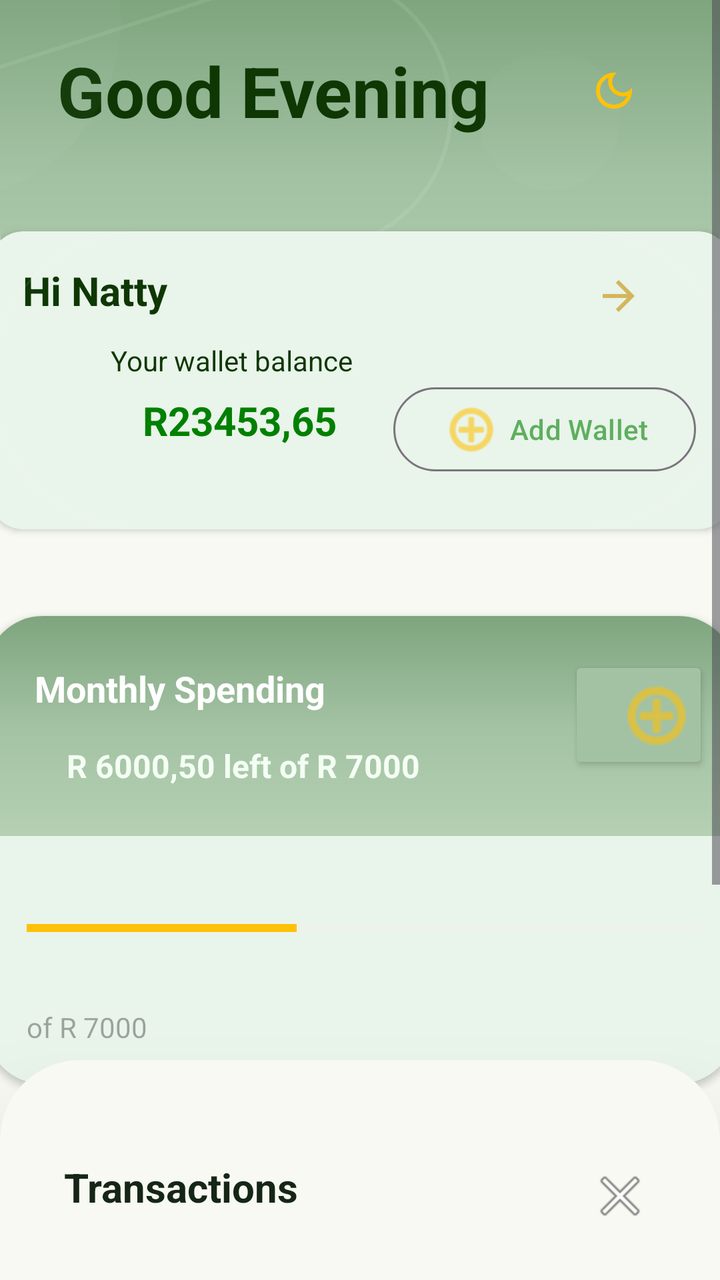
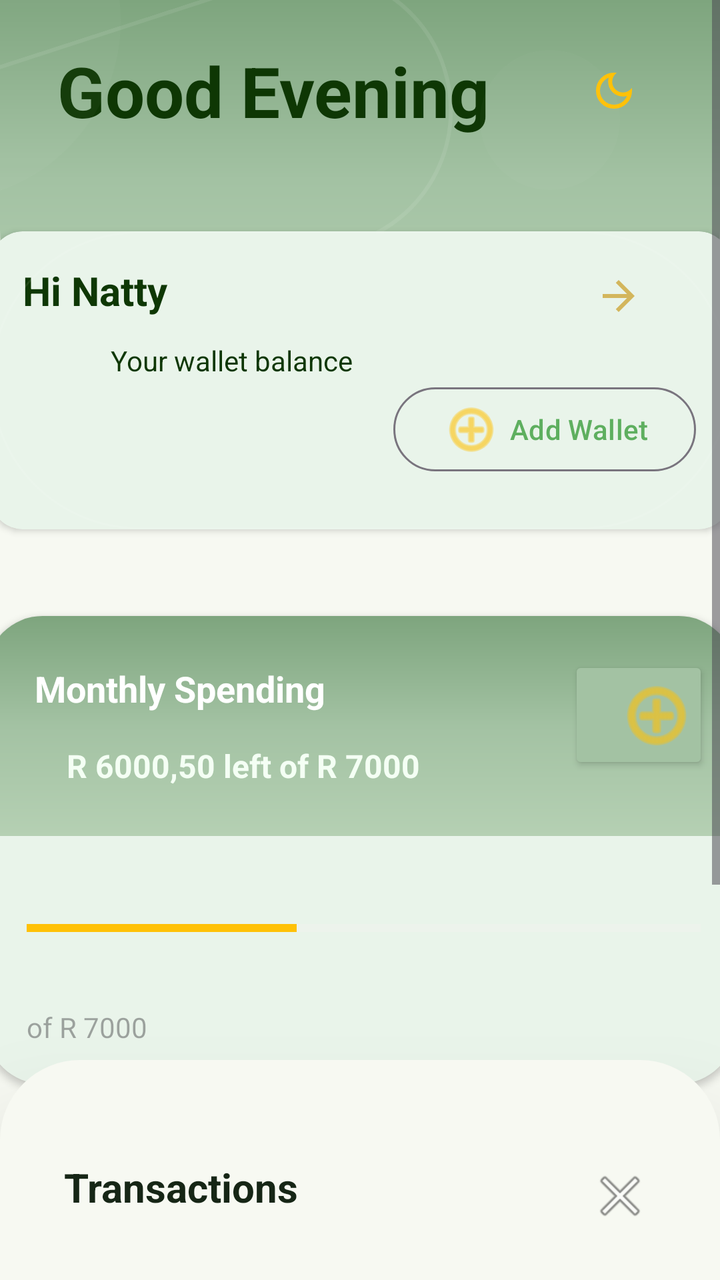

The first picture is an Android layout as it rendered before a commit; the second is the same layout after the commit. The layout source and the unified diff follow.
<!-- AndroidManifest.xml: application theme Theme.PROG7313_sem1_part2 -->
<!-- res/layout/fragment_home.xml -->
<?xml version="1.0" encoding="utf-8"?>
<androidx.coordinatorlayout.widget.CoordinatorLayout xmlns:android="http://schemas.android.com/apk/res/android"
    xmlns:app="http://schemas.android.com/apk/res-auto"
    xmlns:tools="http://schemas.android.com/tools"
    android:layout_width="match_parent"
    android:layout_height="wrap_content"
    android:layout_gravity="center"
    android:background="?android:attr/colorBackground"
    tools:context=".home">
    
    <ScrollView
        android:layout_width="match_parent"
        android:layout_height="match_parent"
        android:fillViewport="true">

        <androidx.constraintlayout.widget.ConstraintLayout
            android:id="@+id/cl_main_welcome"
            android:layout_width="match_parent"
            android:layout_height="wrap_content">

            
            <FrameLayout
                android:id="@+id/v_header_green"
                android:layout_width="0dp"
                android:layout_height="180dp"
                android:background="@drawable/custom_rectangle"

                app:layout_constraintEnd_toEndOf="parent"
                app:layout_constraintStart_toStartOf="parent"
                app:layout_constraintTop_toTopOf="parent">

                <LinearLayout
                    android:layout_width="match_parent"
                    android:layout_height="wrap_content"
                    android:layout_marginStart="20dp"
                    android:layout_marginTop="22dp"
                    android:layout_marginEnd="20dp"
                    android:gravity="center_vertical"
                    android:orientation="horizontal">

                    <LinearLayout
                        android:layout_width="0dp"
                        android:layout_height="wrap_content"
                        android:layout_weight="1"
                        android:orientation="vertical">

                        <TextView
                            android:layout_width="wrap_content"
                            android:layout_height="wrap_content"
                            android:text=" Good Evening"
                            android:textColor="?attr/colorOnSurface"
                            android:textSize="35sp"
                            android:textStyle="bold" />


                    </LinearLayout>

                    <ImageButton
                        android:id="@+id/themeBtn"
                        android:layout_width="66dp"
                        android:layout_height="match_parent"

                        android:backgroundTint="#00FFFFFF"
                        android:padding="10dp"
                        android:src="@drawable/ic_dark_mode"
                        app:tint="#FFC107" />
                </LinearLayout>


                <View
                    android:layout_width="180dp"
                    android:layout_height="180dp"
                    android:layout_marginStart="-120dp"
                    android:layout_marginTop="-80dp"
                    android:alpha="0.03"
                    android:background="@drawable/bg_translucent_circle" />

                <View
                    android:layout_width="300dp"
                    android:layout_height="140dp"

                    android:layout_marginStart="-70dp"
                    android:layout_marginTop="10dp"
                    android:background="@drawable/bg_wave"
                    android:rotation="-18" />

                <View
                    android:layout_width="70dp"
                    android:layout_height="70dp"
                    android:layout_gravity="end"
                    android:layout_marginTop="25dp"
                    android:layout_marginEnd="50dp"
                    android:alpha="0.02"
                    android:background="@drawable/bg_translucent_circle" />

            </FrameLayout>


            

            

            

            

            <androidx.cardview.widget.CardView
                android:id="@+id/cv_wallet_balance"
                android:layout_width="370dp"
                android:layout_height="149dp"
                android:elevation="20dp"
                android:foreground="@drawable/bg_soft_border"
                android:translationY="100dp"
                app:cardBackgroundColor="?attr/colorSurface"
                app:cardCornerRadius="16dp"

                app:layout_constraintBottom_toBottomOf="@+id/v_header_green"
                app:layout_constraintEnd_toEndOf="parent"
                app:layout_constraintStart_toStartOf="parent"
                app:layout_constraintTop_toTopOf="parent">


                <androidx.constraintlayout.widget.ConstraintLayout
                    android:layout_width="match_parent"
                    android:layout_height="match_parent">

                    <TextView
                        android:id="@+id/tv_wallet_balance_label"
                        android:layout_width="146dp"
                        android:layout_height="19dp"
                        android:layout_marginStart="60dp"
                        android:layout_marginTop="55dp"
                        android:text="Your wallet balance"
                        android:textColor="#0E3704"
                        android:textSize="14sp"
                        app:layout_constraintStart_toStartOf="parent"
                        app:layout_constraintTop_toTopOf="parent" />

                    <com.google.android.material.button.MaterialButton
                        android:id="@+id/btn_add_wallet"
                        style="@style/Widget.Material3.Button.OutlinedButton"
                        android:layout_width="wrap_content"
                        android:layout_height="wrap_content"
                        android:layout_marginStart="206dp"
                        android:layout_marginTop="74dp"
                        android:layout_marginEnd="22dp"
                        android:text="Add Wallet"
                        android:textColor="#98008000"
                        android:textColorLink="#FF9800"
                        app:icon="@android:drawable/ic_menu_add"
                        app:iconPadding="4dp"
                        app:iconSize="30dp"
                        app:iconTint="#FFC107"
                        app:layout_constraintEnd_toEndOf="parent"
                        app:layout_constraintStart_toStartOf="parent"
                        app:layout_constraintTop_toTopOf="parent" />

                    <TextView
                        android:id="@+id/tv_wallet_amount"
                        android:layout_width="wrap_content"
                        android:layout_height="wrap_content"
                        android:layout_marginStart="76dp"
                        android:layout_marginTop="81dp"
                        android:text="R23453,65"
                        android:textColor="#008000"
                        android:textSize="20sp"
                        android:textStyle="bold"
                        app:layout_constraintStart_toStartOf="parent"
                        app:layout_constraintTop_toTopOf="parent" />

                    <TextView
                        android:id="@+id/tv_welcome_name"
                        android:layout_width="144dp"
                        android:layout_height="28dp"
                        android:layout_marginStart="16dp"
                        android:layout_marginTop="16dp"
                        android:text="Hi Natty"
                        android:textColor="?attr/colorOnSurface"
                        android:textSize="20sp"
                        android:textStyle="bold"
                        app:layout_constraintStart_toStartOf="parent"
                        app:layout_constraintTop_toTopOf="parent" />

                    <ImageButton
                        android:id="@+id/ib_arrow_forward"
                        android:layout_width="80dp"
                        android:layout_height="80dp"
                        android:layout_marginTop="16dp"
                        android:layout_marginEnd="16dp"
                        android:layout_marginBottom="101dp"
                        android:background="?attr/selectableItemBackground"
                        android:src="@drawable/ic_arrow_foward"
                        app:layout_constraintBottom_toBottomOf="parent"
                        app:layout_constraintEnd_toEndOf="parent"
                        app:layout_constraintTop_toTopOf="parent"
                        app:tint="#D3B65C" />

                </androidx.constraintlayout.widget.ConstraintLayout>
            </androidx.cardview.widget.CardView>

            

            

            <androidx.cardview.widget.CardView
                android:id="@+id/cv_monthly_budget"
                android:layout_width="374dp"
                android:layout_height="234dp"
                android:layout_marginStart="20dp"
                android:layout_marginTop="60dp"
                android:layout_marginEnd="20dp"
                android:elevation="12dp"
                app:cardBackgroundColor="@android:color/transparent"
                app:cardCornerRadius="28dp"

                app:layout_constraintBottom_toTopOf="@+id/cv_weekly_goal"
                app:layout_constraintEnd_toEndOf="parent"
                app:layout_constraintStart_toStartOf="parent"
                app:layout_constraintTop_toBottomOf="@id/cv_wallet_balance">

                <LinearLayout
                    android:layout_width="381dp"
                    android:layout_height="250dp"
                    android:orientation="vertical">


                    


                    

                    <androidx.constraintlayout.widget.ConstraintLayout
                        android:layout_width="match_parent"
                        android:layout_height="110dp"
                        android:background="@drawable/custome_rectangle">


                        <TextView
                            android:id="@+id/tv_monthly_budget_title"
                            android:layout_width="271dp"
                            android:layout_height="32dp"

                            android:layout_margin="24dp"
                            android:layout_marginStart="40dp"
                            android:layout_marginTop="36dp"
                            android:text="Monthly Spending"
                            android:textColor="@android:color/white"
                            android:textSize="18sp"
                            android:textStyle="bold"
                            app:layout_constraintStart_toStartOf="parent"
                            app:layout_constraintTop_toTopOf="parent" />

                        <TextView
                            android:id="@+id/tv_monthly_budget_left"
                            android:layout_width="wrap_content"
                            android:layout_height="wrap_content"
                            android:layout_marginStart="40dp"
                            android:layout_marginTop="8dp"
                            android:text="R 6000,50 left of R 7000"
                            android:textColor="#F4FFF4"
                            android:textSize="16dp"
                            android:textStyle="bold"
                            app:layout_constraintStart_toStartOf="parent"
                            app:layout_constraintTop_toBottomOf="@id/tv_monthly_budget_title" />

                        <FrameLayout
                            android:layout_width="70dp"
                            android:layout_height="59dp"
                            android:layout_marginTop="20dp"
                            android:layout_marginEnd="20dp"
                            android:background="@android:color/transparent"
                            app:layout_constraintEnd_toEndOf="parent"
                            app:layout_constraintTop_toTopOf="parent">

                            <com.google.android.material.button.MaterialButton
                                android:id="@+id/btn_add_budget"
                                style="@style/Widget.AppCompat.Button"
                                android:layout_width="match_parent"
                                android:layout_height="match_parent"
                                android:layout_gravity="start|center_horizontal|fill_vertical"
                                android:textColor="#162616"
                                android:textColorLink="#FF9800"
                                app:icon="@android:drawable/ic_menu_add"
                                app:iconPadding="4dp"
                                app:iconSize="40dp"
                                app:iconTint="#FFC107" />
                        </FrameLayout>

                    </androidx.constraintlayout.widget.ConstraintLayout>

                    <LinearLayout
                        android:layout_width="match_parent"
                        android:layout_height="128dp"
                        android:background="?attr/colorSurface"
                        android:orientation="vertical"
                        android:padding="20dp">

                        <ProgressBar
                            android:id="@+id/pb_monthly_budget"
                            style="@style/Widget.AppCompat.ProgressBar.Horizontal"
                            android:layout_width="337dp"
                            android:layout_height="52dp"
                            android:max="100"
                            android:progress="40"
                            android:progressBackgroundTint="#F8EEEE"
                            android:progressTint="#FFC107" />

                        <TextView
                            android:id="@+id/tv_monthly_budget_of"
                            android:layout_width="wrap_content"
                            android:layout_height="wrap_content"
                            android:layout_marginTop="14dp"
                            android:hint="of R 7000"
                            android:textColor="?attr/colorOnSurface" />

                    </LinearLayout>
                </LinearLayout>
            </androidx.cardview.widget.CardView>


            
            <androidx.cardview.widget.CardView
                android:id="@+id/cv_weekly_goal"
                android:layout_width="375dp"
                android:layout_height="106dp"

                android:layout_marginTop="625dp"
                android:layout_marginBottom="195dp"
                android:clickable="true"
                android:elevation="16dp"
                android:focusable="true"
                app:cardBackgroundColor="@android:color/transparent"
                app:cardCornerRadius="16dp"
                app:layout_constraintBottom_toBottomOf="parent"
                app:layout_constraintEnd_toEndOf="parent"
                app:layout_constraintStart_toStartOf="parent"
                app:layout_constraintTop_toTopOf="parent">

                <androidx.constraintlayout.widget.ConstraintLayout
                    android:layout_width="match_parent"
                    android:layout_height="match_parent"
                    android:background="?attr/colorSurface">

                    <com.google.android.material.button.MaterialButton
                        android:id="@+id/btn_set_goal"
                        style="@style/Widget.Material3.Button.OutlinedButton"
                        android:layout_width="168dp"
                        android:layout_height="40dp"
                        android:layout_marginStart="52dp"
                        android:layout_marginTop="52dp"
                        android:layout_marginBottom="7dp"
                        android:text="Set Goal"
                        android:textColor="#162616"
                        android:textColorLink="#FF9800"
                        app:icon="@android:drawable/ic_menu_add"
                        app:iconPadding="4dp"
                        app:iconSize="30dp"
                        app:iconTint="#FFC107"
                        app:layout_constraintBottom_toBottomOf="parent"
                        app:layout_constraintStart_toStartOf="parent"
                        app:layout_constraintTop_toTopOf="parent" />

                    <ProgressBar
                        android:id="@+id/pb_weekly_goal"
                        style="@style/Widget.AppCompat.ProgressBar.Horizontal"
                        android:layout_width="228dp"
                        android:layout_height="34dp"
                        android:layout_marginStart="64dp"
                        android:layout_marginTop="72dp"
                        android:max="100"
                        android:progress="60"
                        android:progressBackgroundTint="#F8EEEE"
                        android:progressTint="#FFC107"
                        app:layout_constraintStart_toStartOf="parent"
                        app:layout_constraintTop_toTopOf="parent" />

                    <TextView
                        android:id="@+id/tv_weekly_goal_title"
                        android:layout_width="154dp"
                        android:layout_height="40dp"
                        android:layout_marginStart="42dp"
                        android:layout_marginTop="24dp"
                        android:layout_marginEnd="167dp"
                        android:text="Weekly Goal"
                        android:textColor="#162616"
                        android:textSize="14sp"
                        android:textStyle="bold"
                        app:layout_constraintEnd_toEndOf="parent"
                        app:layout_constraintHorizontal_bias="0.0"
                        app:layout_constraintStart_toStartOf="parent"
                        app:layout_constraintTop_toTopOf="parent" />

                    <TextView
                        android:id="@+id/tv_weekly_goal_left"
                        android:layout_width="wrap_content"
                        android:layout_height="wrap_content"
                        android:layout_marginStart="256dp"
                        android:layout_marginTop="16dp"
                        android:layout_marginEnd="34dp"
                        android:text="R 6000,50 left"
                        android:textColor="#162616"
                        android:textStyle="bold"
                        app:layout_constraintEnd_toEndOf="parent"
                        app:layout_constraintStart_toStartOf="parent"
                        app:layout_constraintTop_toTopOf="parent" />

                    <TextView
                        android:id="@+id/tv_weekly_goal_of"
                        android:layout_width="wrap_content"
                        android:layout_height="wrap_content"
                        android:layout_marginStart="273dp"
                        android:layout_marginTop="54dp"
                        android:hint="of R 7000"
                        android:textColor="#F2EFE4"

                        app:layout_constraintStart_toStartOf="parent"
                        app:layout_constraintTop_toTopOf="parent" />

                </androidx.constraintlayout.widget.ConstraintLayout>
            </androidx.cardview.widget.CardView>

            <com.google.android.material.button.MaterialButton
                android:id="@+id/btn_add_transaction"
                style="@style/Widget.Material3.Button.OutlinedButton"
                android:layout_width="250dp"
                android:layout_height="63dp"
                android:layout_marginTop="20dp"
                android:text="ADD TRANSACTION"
                android:textAllCaps="true"
                android:textColor="#008000"
                android:textSize="16sp"
                app:icon="@android:drawable/ic_menu_add"
                app:iconPadding="8dp"
                app:iconSize="24dp"
                app:iconTint="#008000"
                app:layout_constraintEnd_toEndOf="parent"
                app:layout_constraintStart_toStartOf="parent"
                app:layout_constraintTop_toBottomOf="@+id/cv_weekly_goal"
                app:strokeColor="#008000"
                app:strokeWidth="1dp" />

        </androidx.constraintlayout.widget.ConstraintLayout>


    </ScrollView>


    

    <LinearLayout
        android:id="@+id/bottom_sheet"
        android:layout_width="match_parent"
        android:layout_height="match_parent"
        android:background="@drawable/bottom_sheet_background"
        android:elevation="30dp"
        android:orientation="vertical"
        app:behavior_fitToContents="true"
        app:behavior_peekHeight="110dp"


        app:layout_behavior="com.google.android.material.bottomsheet.BottomSheetBehavior">

        
        <View

            android:layout_width="60dp"
            android:layout_height="6dp"
            android:layout_gravity="center"
            android:layout_marginTop="12dp" />

        
        
        <RelativeLayout
            android:layout_width="match_parent"
            android:layout_height="wrap_content"
            android:padding="16dp">

            <TextView
                android:layout_width="wrap_content"
                android:layout_height="wrap_content"
                android:text="Transactions"
                android:textColor="#162616"
                android:textSize="20sp"
                android:textStyle="bold" />

            <ImageButton
                android:id="@+id/btnCloseSheet"
                android:layout_width="36dp"
                android:layout_height="36dp"
                android:layout_alignParentEnd="true"
                android:background="@android:color/transparent"
                android:src="@android:drawable/ic_menu_close_clear_cancel" />
        </RelativeLayout>
        
        <FrameLayout
            android:id="@+id/transaction_container"
            android:layout_width="match_parent"
            android:layout_height="match_parent" />

    </LinearLayout>
</androidx.coordinatorlayout.widget.CoordinatorLayout>
<!-- resources referenced by this layout -->
<resources>
  <!-- drawable bg_soft_border (drawable) -->
  <?xml version="1.0" encoding="utf-8"?>
  <shape xmlns:android="http://schemas.android.com/apk/res/android">
  <stroke
      android:width="1dp"
      android:color="#15FFFFFF"/>
      <corners android:radius="100dp"/>
  </shape>
  <!-- drawable bg_translucent_circle (drawable) -->
  <?xml version="1.0" encoding="utf-8"?>
  <shape xmlns:android="http://schemas.android.com/apk/res/android">
  <solid android:color="#FFFFFF"/>
      <corners android:radius="500dp"/>
  </shape>
  <!-- drawable bg_wave (drawable) -->
  <?xml version="1.0" encoding="utf-8"?>
  <shape xmlns:android="http://schemas.android.com/apk/res/android">
  <stroke
      android:width="2dp"
      android:color="#15FFFFFF"/>
  
      <corners android:radius="300dp"/>
  
      <solid
          android:color="@android:color/transparent"/>
  </shape>
  <!-- drawable bottom_sheet_background (drawable) -->
  <?xml version="1.0" encoding="utf-8"?>
  <shape xmlns:android="http://schemas.android.com/apk/res/android">
  <solid android:color="#F7F9F2"/>
      <corners
  
          android:topLeftRadius="40dp"
          android:topRightRadius="40dp"/>
  
      <padding
          android:left="16dp"
          android:top="16dp"
          android:right="16dp"
          android:bottom="16dp"/>
  </shape>
  <!-- drawable custom_rectangle (drawable) -->
  <?xml version="1.0" encoding="utf-8"?>
  <shape xmlns:android="http://schemas.android.com/apk/res/android">
  <gradient
      android:startColor="#B5D0B3"
      android:centerColor="#A3C2A3"
      android:endColor="#7EA57E"
      android:angle="90"/>
      <corners
          android:bottomLeftRadius="65dp"
          android:bottomRightRadius="65dp" />
  </shape>
  <!-- drawable custome_rectangle (drawable) -->
  <shape xmlns:android="http://schemas.android.com/apk/res/android">
  
      <corners
          android:topLeftRadius="24dp"
          android:topRightRadius="24dp" />
  
      <gradient
          android:startColor="#B5D0B3"
          android:centerColor="#A3C2A3"
          android:endColor="#7EA57E"
          android:angle="90"/>
  </shape>
  <!-- drawable ic_arrow_foward (drawable) -->
  <vector xmlns:android="http://schemas.android.com/apk/res/android"
      android:width="24dp"
      android:height="24dp"
      android:viewportWidth="960"
      android:viewportHeight="960">
    <path
        android:pathData="M647,520L160,520v-80h487L423,216l57,-56 320,320 -320,320 -57,-56 224,-224Z"
        android:fillColor="#e3e3e3"/>
  </vector>
  <!-- drawable ic_dark_mode (drawable) -->
  <vector xmlns:android="http://schemas.android.com/apk/res/android"
      android:width="24dp"
      android:height="24dp"
      android:viewportWidth="960"
      android:viewportHeight="960">
    <path
        android:pathData="M480,840q-150,0 -255,-105T120,480q0,-150 105,-255t255,-105q14,0 27.5,1t26.5,3q-41,29 -65.5,75.5T444,300q0,90 63,153t153,63q55,0 101,-24.5t75,-65.5q2,13 3,26.5t1,27.5q0,150 -105,255T480,840ZM480,760q88,0 158,-48.5T740,585q-20,5 -40,8t-40,3q-123,0 -209.5,-86.5T364,300q0,-20 3,-40t8,-40q-78,32 -126.5,102T200,480q0,116 82,198t198,82ZM470,490Z"
        android:fillColor="#e3e3e3"/>
  </vector>
  <style name="Theme.PROG7313_sem1_part2" parent="Base.Theme.PROG7313_sem1_part2" />
  <style name="Base.Theme.PROG7313_sem1_part2" parent="Theme.Material3.DayNight.NoActionBar">
          
          
     <item name="colorPrimary">#A3C2A3</item>
          <item name="android:colorBackground">#F7F9F2</item>
          <item name="colorSurface">#E9F4EA</item>
          <item name="colorOnSurface">#0E3704</item>
      </style>
</resources>

<!-- the commit's change to res/layout/fragment_home.xml (unified diff, before → after) -->
@@ -156,12 +156,11 @@
                         app:layout_constraintTop_toTopOf="parent" />
 
                     <TextView
-                        android:id="@+id/tv_wallet_amount"
+                        android:id="@+id/tvWalletBalance"
                         android:layout_width="wrap_content"
                         android:layout_height="wrap_content"
                         android:layout_marginStart="76dp"
                         android:layout_marginTop="81dp"
-                        android:text="R23453,65"
                         android:textColor="#008000"
                         android:textSize="20sp"
                         android:textStyle="bold"
